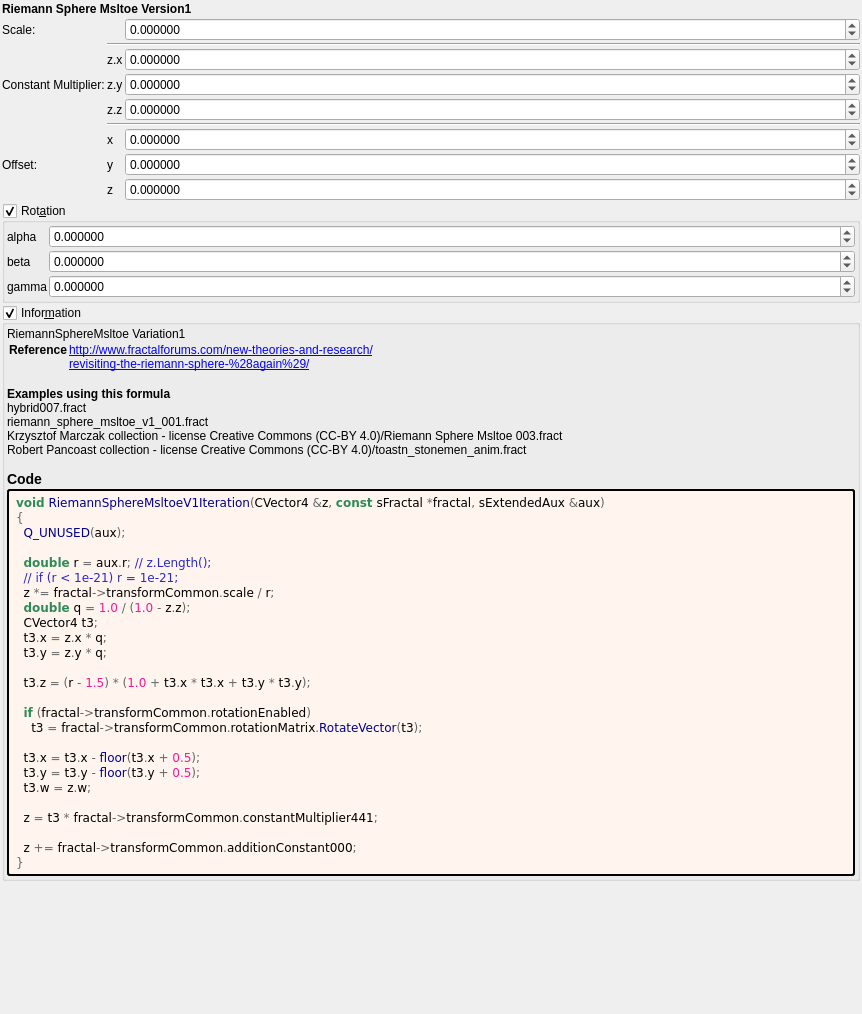
Qt form mandelbulber2/formula/ui/riemann_sphere_msltoe_v1.ui (buddhi1980/mandelbulber2) before a commit.
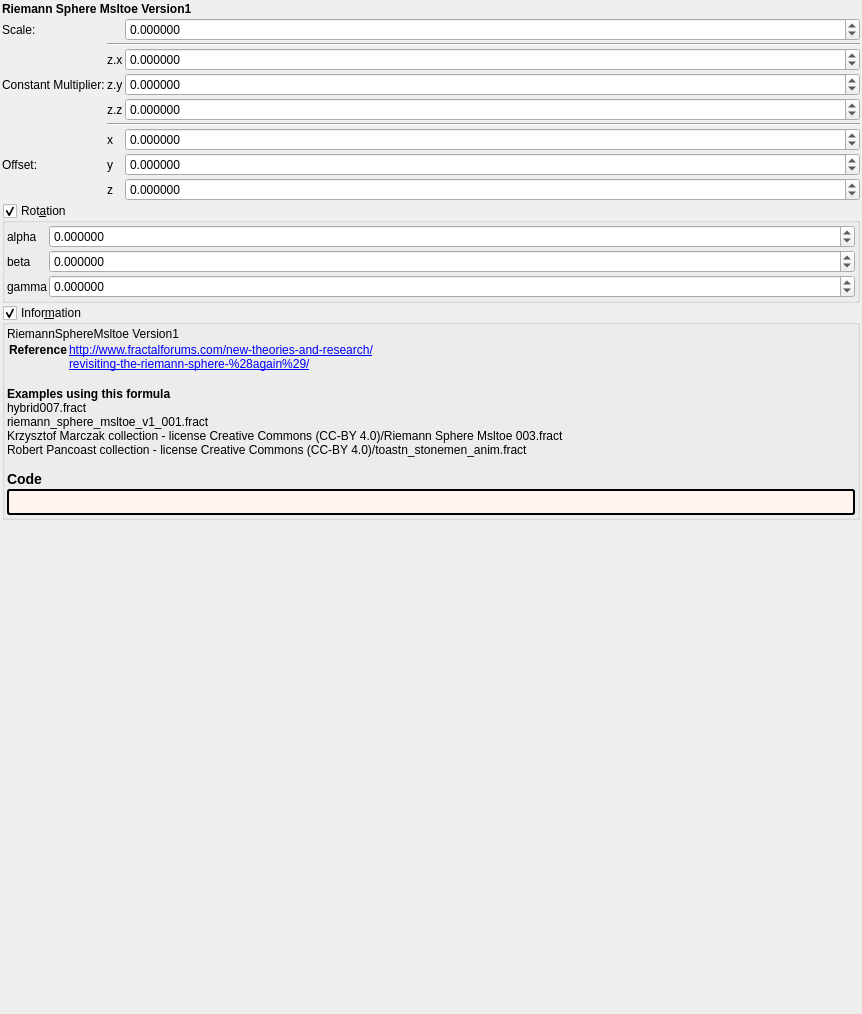
The same form after that commit. Custom widgets are drawn as their Qt base class.

```diff
--- a/mandelbulber2/formula/ui/riemann_sphere_msltoe_v1.ui
+++ b/mandelbulber2/formula/ui/riemann_sphere_msltoe_v1.ui
@@ -505,7 +505,7 @@
       <item>
        <widget class="QLabel" name="label_information_general">
         <property name="text">
-         <string notr="true">&lt;p&gt;RiemannSphereMsltoe Variation1&lt;/p&gt;&lt;table&gt;
+         <string notr="true">&lt;p&gt;RiemannSphereMsltoe Version1&lt;/p&gt;&lt;table&gt;
 &lt;tr&gt;&lt;th&gt;Reference&lt;/th&gt;&lt;td&gt;&lt;a href=&quot;http://www.fractalforums.com/new-theories-and-research/&quot;&gt;http://www.fractalforums.com/new-theories-and-research/&lt;br&gt;
 &lt;a href=&quot;revisiting-the-riemann-sphere-%28again%29/&quot;&gt;revisiting-the-riemann-sphere-%28again%29/&lt;br&gt;
 &lt;/td&gt;&lt;/tr&gt;
@@ -529,34 +529,7 @@
          <string notr="true">border-style: outset; border-width: 2px; border-radius: 3px; border-color: black; background-color: #fff5ee; padding: 4px;</string>
         </property>
         <property name="text">
-         <string notr="true">&lt;body style=&quot;background-color:#fff5ee&quot;&gt;
-&lt;pre style=&quot;color:#000000; background-color:#fff5ee;  font-family:'Courier New',monospace;&quot;&gt;&lt;span style=&quot;color:#2e8b57; font-weight:bold&quot;&gt;void&lt;/span&gt; &lt;span style=&quot;color:#00008f&quot;&gt;RiemannSphereMsltoeV1Iteration&lt;/span&gt;&lt;span style=&quot;color:#676767&quot;&gt;(&lt;/span&gt;CVector4 &lt;span style=&quot;color:#676767&quot;&gt;&amp;amp;&lt;/span&gt;z&lt;span style=&quot;color:#676767&quot;&gt;,&lt;/span&gt; &lt;span style=&quot;color:#2e8b57; font-weight:bold&quot;&gt;const&lt;/span&gt; sFractal &lt;span style=&quot;color:#676767&quot;&gt;*&lt;/span&gt;fractal&lt;span style=&quot;color:#676767&quot;&gt;,&lt;/span&gt; sExtendedAux &lt;span style=&quot;color:#676767&quot;&gt;&amp;amp;&lt;/span&gt;aux&lt;span style=&quot;color:#676767&quot;&gt;)&lt;/span&gt;
-&lt;span style=&quot;color:#676767&quot;&gt;{&lt;/span&gt;
-  &lt;span style=&quot;color:#00008f&quot;&gt;Q_UNUSED&lt;/span&gt;&lt;span style=&quot;color:#676767&quot;&gt;(&lt;/span&gt;aux&lt;span style=&quot;color:#676767&quot;&gt;);&lt;/span&gt;
-
-  &lt;span style=&quot;color:#2e8b57; font-weight:bold&quot;&gt;double&lt;/span&gt; r &lt;span style=&quot;color:#676767&quot;&gt;=&lt;/span&gt; aux&lt;span style=&quot;color:#676767&quot;&gt;.&lt;/span&gt;r&lt;span style=&quot;color:#676767&quot;&gt;;&lt;/span&gt; &lt;span style=&quot;color:#2929cc&quot;&gt;// z.Length();&lt;/span&gt;
-  &lt;span style=&quot;color:#2929cc&quot;&gt;// if (r &amp;lt; 1e-21) r = 1e-21;&lt;/span&gt;
-  z &lt;span style=&quot;color:#676767&quot;&gt;*=&lt;/span&gt; fractal&lt;span style=&quot;color:#676767&quot;&gt;-&amp;gt;&lt;/span&gt;transformCommon&lt;span style=&quot;color:#676767&quot;&gt;.&lt;/span&gt;scale &lt;span style=&quot;color:#676767&quot;&gt;/&lt;/span&gt; r&lt;span style=&quot;color:#676767&quot;&gt;;&lt;/span&gt;
-  &lt;span style=&quot;color:#2e8b57; font-weight:bold&quot;&gt;double&lt;/span&gt; q &lt;span style=&quot;color:#676767&quot;&gt;=&lt;/span&gt; &lt;span style=&quot;color:#ff1493&quot;&gt;1.0&lt;/span&gt; &lt;span style=&quot;color:#676767&quot;&gt;/ (&lt;/span&gt;&lt;span style=&quot;color:#ff1493&quot;&gt;1.0&lt;/span&gt; &lt;span style=&quot;color:#676767&quot;&gt;-&lt;/span&gt; z&lt;span style=&quot;color:#676767&quot;&gt;.&lt;/span&gt;z&lt;span style=&quot;color:#676767&quot;&gt;);&lt;/span&gt;
-  CVector4 t3&lt;span style=&quot;color:#676767&quot;&gt;;&lt;/span&gt;
-  t3&lt;span style=&quot;color:#676767&quot;&gt;.&lt;/span&gt;x &lt;span style=&quot;color:#676767&quot;&gt;=&lt;/span&gt; z&lt;span style=&quot;color:#676767&quot;&gt;.&lt;/span&gt;x &lt;span style=&quot;color:#676767&quot;&gt;*&lt;/span&gt; q&lt;span style=&quot;color:#676767&quot;&gt;;&lt;/span&gt;
-  t3&lt;span style=&quot;color:#676767&quot;&gt;.&lt;/span&gt;y &lt;span style=&quot;color:#676767&quot;&gt;=&lt;/span&gt; z&lt;span style=&quot;color:#676767&quot;&gt;.&lt;/span&gt;y &lt;span style=&quot;color:#676767&quot;&gt;*&lt;/span&gt; q&lt;span style=&quot;color:#676767&quot;&gt;;&lt;/span&gt;
-
-  t3&lt;span style=&quot;color:#676767&quot;&gt;.&lt;/span&gt;z &lt;span style=&quot;color:#676767&quot;&gt;= (&lt;/span&gt;r &lt;span style=&quot;color:#676767&quot;&gt;-&lt;/span&gt; &lt;span style=&quot;color:#ff1493&quot;&gt;1.5&lt;/span&gt;&lt;span style=&quot;color:#676767&quot;&gt;) * (&lt;/span&gt;&lt;span style=&quot;color:#ff1493&quot;&gt;1.0&lt;/span&gt; &lt;span style=&quot;color:#676767&quot;&gt;+&lt;/span&gt; t3&lt;span style=&quot;color:#676767&quot;&gt;.&lt;/span&gt;x &lt;span style=&quot;color:#676767&quot;&gt;*&lt;/span&gt; t3&lt;span style=&quot;color:#676767&quot;&gt;.&lt;/span&gt;x &lt;span style=&quot;color:#676767&quot;&gt;+&lt;/span&gt; t3&lt;span style=&quot;color:#676767&quot;&gt;.&lt;/span&gt;y &lt;span style=&quot;color:#676767&quot;&gt;*&lt;/span&gt; t3&lt;span style=&quot;color:#676767&quot;&gt;.&lt;/span&gt;y&lt;span style=&quot;color:#676767&quot;&gt;);&lt;/span&gt;
-
-  &lt;span style=&quot;color:#2e8b57; font-weight:bold&quot;&gt;if&lt;/span&gt; &lt;span style=&quot;color:#676767&quot;&gt;(&lt;/span&gt;fractal&lt;span style=&quot;color:#676767&quot;&gt;-&amp;gt;&lt;/span&gt;transformCommon&lt;span style=&quot;color:#676767&quot;&gt;.&lt;/span&gt;rotationEnabled&lt;span style=&quot;color:#676767&quot;&gt;)&lt;/span&gt;
-    t3 &lt;span style=&quot;color:#676767&quot;&gt;=&lt;/span&gt; fractal&lt;span style=&quot;color:#676767&quot;&gt;-&amp;gt;&lt;/span&gt;transformCommon&lt;span style=&quot;color:#676767&quot;&gt;.&lt;/span&gt;rotationMatrix&lt;span style=&quot;color:#676767&quot;&gt;.&lt;/span&gt;&lt;span style=&quot;color:#00008f&quot;&gt;RotateVector&lt;/span&gt;&lt;span style=&quot;color:#676767&quot;&gt;(&lt;/span&gt;t3&lt;span style=&quot;color:#676767&quot;&gt;);&lt;/span&gt;
-
-  t3&lt;span style=&quot;color:#676767&quot;&gt;.&lt;/span&gt;x &lt;span style=&quot;color:#676767&quot;&gt;=&lt;/span&gt; t3&lt;span style=&quot;color:#676767&quot;&gt;.&lt;/span&gt;x &lt;span style=&quot;color:#676767&quot;&gt;-&lt;/span&gt; &lt;span style=&quot;color:#00008f&quot;&gt;floor&lt;/span&gt;&lt;span style=&quot;color:#676767&quot;&gt;(&lt;/span&gt;t3&lt;span style=&quot;color:#676767&quot;&gt;.&lt;/span&gt;x &lt;span style=&quot;color:#676767&quot;&gt;+&lt;/span&gt; &lt;span style=&quot;color:#ff1493&quot;&gt;0.5&lt;/span&gt;&lt;span style=&quot;color:#676767&quot;&gt;);&lt;/span&gt;
-  t3&lt;span style=&quot;color:#676767&quot;&gt;.&lt;/span&gt;y &lt;span style=&quot;color:#676767&quot;&gt;=&lt;/span&gt; t3&lt;span style=&quot;color:#676767&quot;&gt;.&lt;/span&gt;y &lt;span style=&quot;color:#676767&quot;&gt;-&lt;/span&gt; &lt;span style=&quot;color:#00008f&quot;&gt;floor&lt;/span&gt;&lt;span style=&quot;color:#676767&quot;&gt;(&lt;/span&gt;t3&lt;span style=&quot;color:#676767&quot;&gt;.&lt;/span&gt;y &lt;span style=&quot;color:#676767&quot;&gt;+&lt;/span&gt; &lt;span style=&quot;color:#ff1493&quot;&gt;0.5&lt;/span&gt;&lt;span style=&quot;color:#676767&quot;&gt;);&lt;/span&gt;
-  t3&lt;span style=&quot;color:#676767&quot;&gt;.&lt;/span&gt;w &lt;span style=&quot;color:#676767&quot;&gt;=&lt;/span&gt; z&lt;span style=&quot;color:#676767&quot;&gt;.&lt;/span&gt;w&lt;span style=&quot;color:#676767&quot;&gt;;&lt;/span&gt;
-
-  z &lt;span style=&quot;color:#676767&quot;&gt;=&lt;/span&gt; t3 &lt;span style=&quot;color:#676767&quot;&gt;*&lt;/span&gt; fractal&lt;span style=&quot;color:#676767&quot;&gt;-&amp;gt;&lt;/span&gt;transformCommon&lt;span style=&quot;color:#676767&quot;&gt;.&lt;/span&gt;constantMultiplier441&lt;span style=&quot;color:#676767&quot;&gt;;&lt;/span&gt;
-
-  z &lt;span style=&quot;color:#676767&quot;&gt;+=&lt;/span&gt; fractal&lt;span style=&quot;color:#676767&quot;&gt;-&amp;gt;&lt;/span&gt;transformCommon&lt;span style=&quot;color:#676767&quot;&gt;.&lt;/span&gt;additionConstant000&lt;span style=&quot;color:#676767&quot;&gt;;&lt;/span&gt;
-&lt;span style=&quot;color:#676767&quot;&gt;}&lt;/span&gt;
-&lt;/pre&gt;
-&lt;/body&gt;</string>
+         <string notr="true"></string>
         </property>
         <property name="wordWrap">
          <bool>true</bool>
```
Left out of the diff: 2 changed lines with no effect on the pictures.
